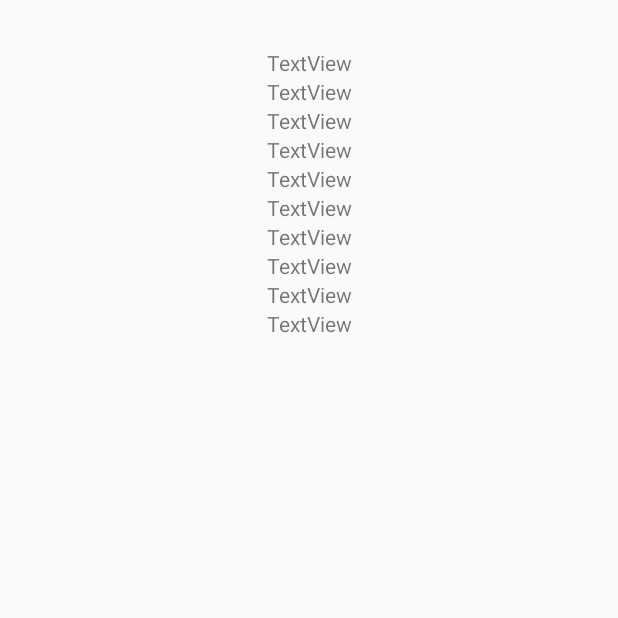
After one commit to Joelpizza/appdev, an Android app: the Stats screen opened directly, with no data from a screen before it, on a phone screen of 412 x 824 dp, the top half of it. The commit adds this screen. Run offline under Robolectric (Android 15) with nearby library versions, the phone set to English and light mode, and no system bars.

Commit message:
statistiksida har all information den behöver från db

```diff
--- a/app/src/main/java/com/example/skattjakt/DatabaseHandler.java
+++ b/app/src/main/java/com/example/skattjakt/DatabaseHandler.java
@@ -5,15 +5,18 @@ import android.content.Context;
 import android.database.Cursor;
 import android.database.sqlite.SQLiteDatabase;
 import android.database.sqlite.SQLiteOpenHelper;
+import android.util.Log;
+
 import java.util.ArrayList;
 import java.util.List;
 
 public class DatabaseHandler extends SQLiteOpenHelper {
-    private static final int DATABASE_VERSION = 1;
+    private static final int DATABASE_VERSION = 4;
     private static final String DATABASE_NAME = "ScoresManager";
     private static final String TABLE_CONTACTS = "Scores";
     private static final String KEY_ID = "id";
     private static final String KEY_SCORE = "score";
+    private static final String KEY_DATE = "date";
 
 
     public DatabaseHandler(Context context) {
@@ -24,7 +27,7 @@ public class DatabaseHandler extends SQLiteOpenHelper {
     // Creating Tables
     @Override
     public void onCreate(SQLiteDatabase db) {
-        String CREATE_CONTACTS_TABLE = "CREATE TABLE " + TABLE_CONTACTS + "(" + KEY_ID + " INTEGER PRIMARY KEY," + KEY_SCORE + " TEXT" + ")";
+        String CREATE_CONTACTS_TABLE = "CREATE TABLE " + TABLE_CONTACTS + "(" + KEY_ID + " INTEGER PRIMARY KEY," + KEY_SCORE + " TEXT," + KEY_DATE + " TEXT" + ")";
         db.execSQL(CREATE_CONTACTS_TABLE);
     }
 
@@ -44,6 +47,7 @@ public class DatabaseHandler extends SQLiteOpenHelper {
 
         ContentValues values = new ContentValues();
         values.put(KEY_SCORE, Score.getScore()); // score Name
+        values.put(KEY_DATE, Score.getDate());
 
 
         // Inserting Row
@@ -58,7 +62,7 @@ public class DatabaseHandler extends SQLiteOpenHelper {
     public List<score> getAllscores() {
         List<score> ScoreList = new ArrayList<score>();
         // Select All Query
-        String selectQuery = "SELECT  * FROM " + TABLE_CONTACTS;
+        String selectQuery = "SELECT * FROM " + TABLE_CONTACTS;
 
         SQLiteDatabase db = this.getWritableDatabase();
         Cursor cursor = db.rawQuery(selectQuery, null);
@@ -77,7 +81,47 @@ public class DatabaseHandler extends SQLiteOpenHelper {
         // return Score list
         return ScoreList;
     }
+    public List<score> getAllDatescores() {
+        List<score> ScoreList = new ArrayList<score>();
+        // Select All Query
+        String selectQuery = "SELECT * FROM " + TABLE_CONTACTS;
 
+        SQLiteDatabase db = this.getWritableDatabase();
+        Cursor cursor = db.rawQuery(selectQuery, null);
+
+        // looping through all rows and adding to list
+        if (cursor.moveToFirst()) {
+            do {
+                score Score = new score();
+                Score.setID(Integer.parseInt(cursor.getString(0)));
+                Score.setScore(Integer.parseInt(cursor.getString(1)));
+                Score.setDate(cursor.getString(2));
+
+                ScoreList.add(Score);
+            } while (cursor.moveToNext());
+        }
+
+        // return Score list
+        return ScoreList;
+    }
+public List<score> getDatescore(String dated){
+    List<score> DateList = new ArrayList<score>();
+    String selectQuery = "SELECT SUM(score) FROM "+TABLE_CONTACTS+" WHERE "+KEY_DATE+" = '"+dated+"'";
+    //Log.i("score",selectQuery);
+    SQLiteDatabase db = this.getWritableDatabase();
+    Cursor cursor = db.rawQuery(selectQuery, null);
+
+    // looping through all rows and adding to list
+    if (cursor.moveToFirst()) {
+        do {
+            score Score = new score();
+            Score.setScore(Integer.parseInt(cursor.getString(0)));
+            DateList.add(Score);
+
+        } while (cursor.moveToNext());
+    }
+    return DateList;
+}
     // code to update the single Score
     public int updatescore(score Score) {
         SQLiteDatabase db = this.getWritableDatabase();
--- /dev/null
+++ b/app/src/main/java/com/example/skattjakt/Stats.java
@@ -0,0 +1,50 @@
+package com.example.skattjakt;
+
+import androidx.appcompat.app.AppCompatActivity;
+
+import android.os.Bundle;
+import android.widget.TextView;
+
+import java.util.Arrays;
+import java.util.List;
+
+public class Stats extends AppCompatActivity {
+    public DatabaseHandler db;
+    @Override
+    protected void onCreate(Bundle savedInstanceState) {
+        super.onCreate(savedInstanceState);
+        setContentView(R.layout.activity_stats);
+        db = new DatabaseHandler(this);
+        List<score> scores = db.getAllDatescores();
+        int totalscoredate[]=new int[scores.size()];
+        int forloop = 0;
+        String[] date = new String[scores.size()];
+        for(score sc : scores) {
+            List<score> dates = db.getDatescore(sc.getDate());
+            for (score dt : dates){
+                if(!Arrays.asList(date).contains(sc.getDate())){
+                    totalscoredate[forloop] += dt.getScore();
+                }
+            }
+            date[forloop] = sc.getDate();
+            forloop++;
+        }
+        TextView[] textView = new TextView[10];
+        textView[0] = findViewById(R.id.statist1);
+        textView[1] = findViewById(R.id.statist2);
+        textView[2] = findViewById(R.id.statist3);
+        textView[3] = findViewById(R.id.statist4);
+        textView[4] = findViewById(R.id.statist5);
+        textView[5] = findViewById(R.id.statist6);
+        textView[6] = findViewById(R.id.statist7);
+        textView[7] = findViewById(R.id.statist8);
+        textView[8] = findViewById(R.id.statist9);
+        textView[9] = findViewById(R.id.statist10);
+
+        for(int i=0;i<totalscoredate.length&&i<10;i++){
+            if(totalscoredate[i]!=0){
+                textView[i].setText(date[i]+" poäng: "+totalscoredate[i]);
+            }
+        }
+    }
+}
--- a/app/src/main/java/com/example/skattjakt/infopage.java
+++ b/app/src/main/java/com/example/skattjakt/infopage.java
@@ -87,6 +87,10 @@ public class infopage extends AppCompatActivity {
         MapsActivity.icons = icons;
         this.finish();
     }
+    public void stats(View view){
+        Intent intent = new Intent ( this,Stats.class);
+        startActivity(intent);
+    }
     public void onRadioButtonClicked(View view) {
 
         boolean checked = ((RadioButton) view).isChecked();
--- /dev/null
+++ b/app/src/main/res/layout/activity_stats.xml
@@ -0,0 +1,99 @@
+<?xml version="1.0" encoding="utf-8"?>
+<androidx.constraintlayout.widget.ConstraintLayout xmlns:android="http://schemas.android.com/apk/res/android"
+    xmlns:app="http://schemas.android.com/apk/res-auto"
+    xmlns:tools="http://schemas.android.com/tools"
+    android:layout_width="match_parent"
+    android:layout_height="match_parent"
+    tools:context=".Stats">
+
+    <TextView
+        android:id="@+id/statist9"
+        android:layout_width="wrap_content"
+        android:layout_height="wrap_content"
+        android:text="TextView"
+        app:layout_constraintEnd_toEndOf="parent"
+        app:layout_constraintStart_toStartOf="parent"
+        app:layout_constraintTop_toBottomOf="@+id/statist8" />
+
+    <TextView
+        android:id="@+id/statist10"
+        android:layout_width="wrap_content"
+        android:layout_height="wrap_content"
+        android:text="TextView"
+        app:layout_constraintEnd_toEndOf="parent"
+        app:layout_constraintStart_toStartOf="parent"
+        app:layout_constraintTop_toBottomOf="@+id/statist9" />
+
+    <TextView
+        android:id="@+id/statist8"
+        android:layout_width="wrap_content"
+        android:layout_height="wrap_content"
+        android:text="TextView"
+        app:layout_constraintEnd_toEndOf="parent"
+        app:layout_constraintStart_toStartOf="parent"
+        app:layout_constraintTop_toBottomOf="@+id/statist7" />
+
+    <TextView
+        android:id="@+id/statist6"
+        android:layout_width="wrap_content"
+        android:layout_height="wrap_content"
+        android:text="TextView"
+        app:layout_constraintEnd_toEndOf="parent"
+        app:layout_constraintStart_toStartOf="parent"
+        app:layout_constraintTop_toBottomOf="@+id/statist5" />
+
+    <TextView
+        android:id="@+id/statist2"
+        android:layout_width="wrap_content"
+        android:layout_height="wrap_content"
+        android:text="TextView"
+        app:layout_constraintEnd_toEndOf="parent"
+        app:layout_constraintStart_toStartOf="parent"
+        app:layout_constraintTop_toBottomOf="@+id/statist1" />
+
+    <TextView
+        android:id="@+id/statist1"
+        android:layout_width="wrap_content"
+        android:layout_height="wrap_content"
+        android:layout_marginTop="32dp"
+        android:text="TextView"
+        app:layout_constraintEnd_toEndOf="parent"
+        app:layout_constraintStart_toStartOf="parent"
+        app:layout_constraintTop_toTopOf="parent" />
+
+    <TextView
+        android:id="@+id/statist3"
+        android:layout_width="wrap_content"
+        android:layout_height="wrap_content"
+        android:text="TextView"
+        app:layout_constraintEnd_toEndOf="parent"
+        app:layout_constraintStart_toStartOf="parent"
+        app:layout_constraintTop_toBottomOf="@+id/statist2" />
+
+    <TextView
+        android:id="@+id/statist4"
+        android:layout_width="wrap_content"
+        android:layout_height="wrap_content"
+        android:text="TextView"
+        app:layout_constraintEnd_toEndOf="parent"
+        app:layout_constraintStart_toStartOf="parent"
+        app:layout_constraintTop_toBottomOf="@+id/statist3" />
+
+    <TextView
+        android:id="@+id/statist5"
+        android:layout_width="wrap_content"
+        android:layout_height="wrap_content"
+        android:text="TextView"
+        app:layout_constraintEnd_toEndOf="parent"
+        app:layout_constraintStart_toStartOf="parent"
+        app:layout_constraintTop_toBottomOf="@+id/statist4" />
+
+    <TextView
+        android:id="@+id/statist7"
+        android:layout_width="wrap_content"
+        android:layout_height="wrap_content"
+        android:text="TextView"
+        app:layout_constraintEnd_toEndOf="parent"
+        app:layout_constraintStart_toStartOf="parent"
+        app:layout_constraintTop_toBottomOf="@+id/statist6" />
+</androidx.constraintlayout.widget.ConstraintLayout>
```
Also changed, not shown: app/src/main/AndroidManifest.xml (+10 -9 lines), app/src/main/java/com/example/skattjakt/MapsActivity.java (+8 -3 lines), app/src/main/java/com/example/skattjakt/score.java (+13 -1 lines), app/src/main/res/layout/activity_infopage.xml (+11 -0 lines).
